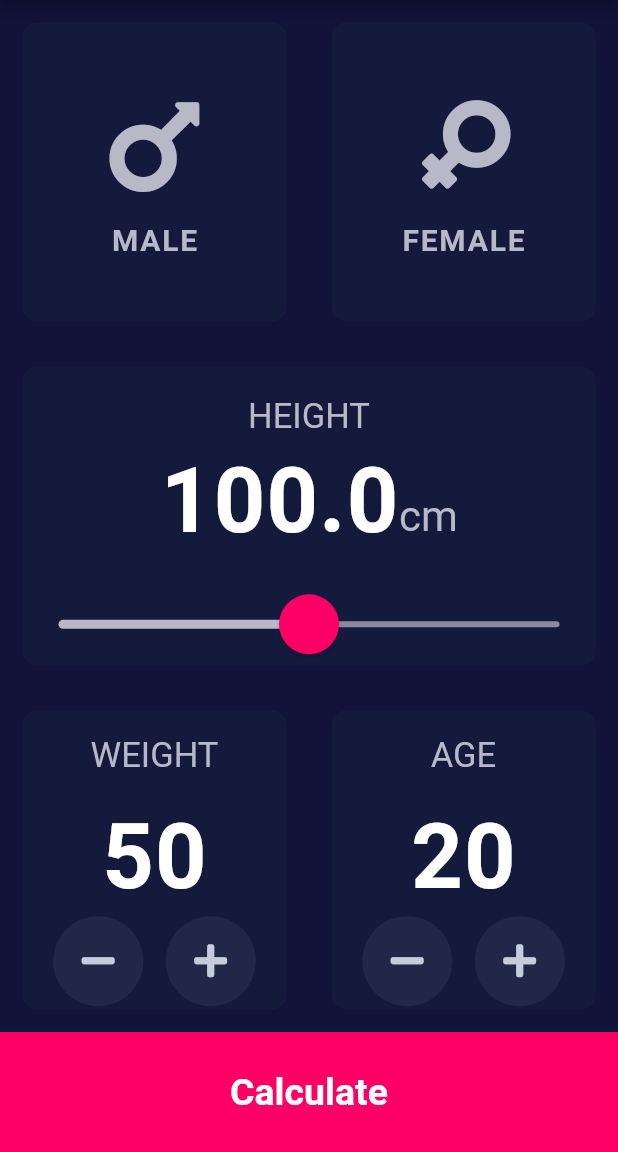
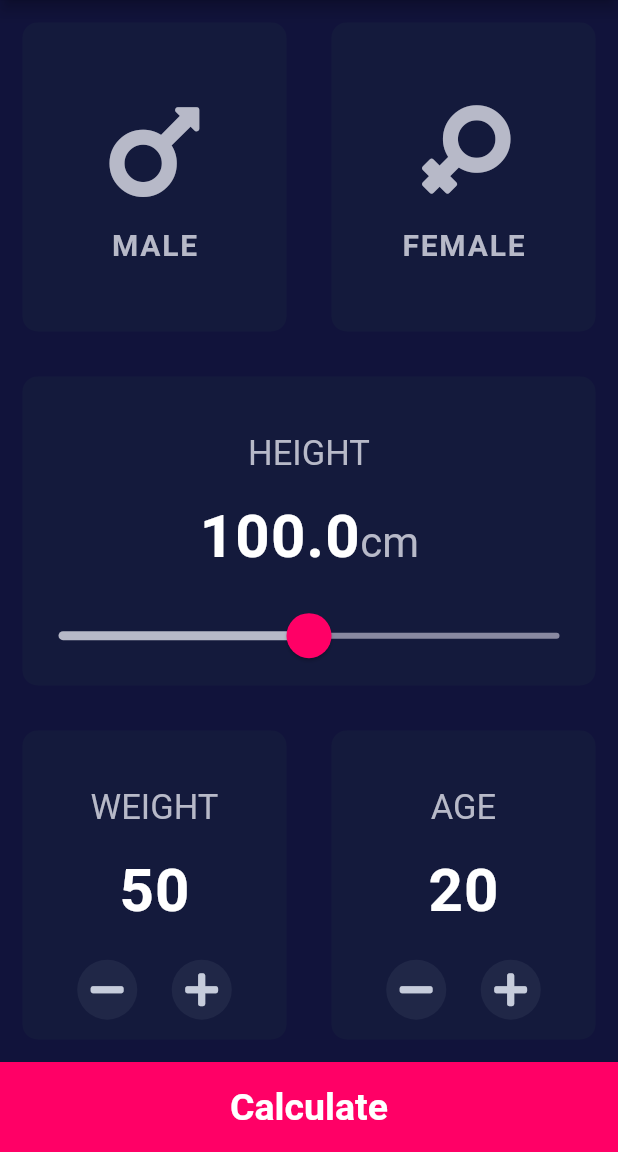
Before and after one commit to aliaaosama23/flutter_training_bmi_app, a Flutter app: the screen it shows after launch, on a phone screen of 412 x 824 dp, the part 84-1236 px from its top. Run offline on Flutter 3.47's test engine with Material 2 defaults, Android fonts, the phone set to English and light mode, and no system bars; our stand-ins replace font_awesome_flutter, rflutter_alert, shared_preferences; missing offline and left inert: dart:ffi.

Commit message:
this version for android only (measurements)

```diff
--- a/lib/Utilities/constants.dart
+++ b/lib/Utilities/constants.dart
@@ -13,7 +13,7 @@ const Color kGreenTextColor = Color(0xFF30EF88);
 const Color kSaveButton = Color(0xFF191a2e);
 const Color kFloatingButtonBackground = Color(0xFF202747);
 const Color kFloatingButtonForeground = Color(0xFFC6CCDB);
-const double kButtonHeight = 80;
+const double kButtonHeight = 60; //  80;
 const TextStyle kLabelTextStyle = TextStyle(
   color: kGrayTextColor,
   fontSize: 23,
@@ -25,12 +25,12 @@ const TextStyle kUnitTextStyle = TextStyle(
 
 const TextStyle kValueTextStyle = TextStyle(
   color: kWhiteTextColor,
-  fontSize: 60,
+  fontSize: 40, // 60,
   fontWeight: FontWeight.bold,
   letterSpacing: 0.8,
 );
 const TextStyle kTitleTextStyle = TextStyle(
-  fontSize: 40,
+  fontSize: 25, //40,
   color: kWhiteTextColor,
   fontWeight: FontWeight.bold,
 );
--- a/lib/custom_widgets/custom_card.dart
+++ b/lib/custom_widgets/custom_card.dart
@@ -34,9 +34,9 @@ class _CustomCardState extends State<CustomCard> {
           widget.label.toString(),
           style: kLabelTextStyle,
         ),
-        const SizedBox(
-          height: 10,
-        ),
+        // const SizedBox(
+        //   height: 10,
+        // ),
         Text(
           widget.value.toString(),
           style: kValueTextStyle,
--- a/lib/custom_widgets/custom_raw_button.dart
+++ b/lib/custom_widgets/custom_raw_button.dart
@@ -16,8 +16,8 @@ class CustomRawButton extends StatelessWidget {
   Widget build(BuildContext context) {
     return RawMaterialButton(
       constraints: const BoxConstraints(
-        minHeight: 60,
-        minWidth: 60,
+        minHeight: 40, //60,
+        minWidth: 40, // 60,
       ),
       shape: const CircleBorder(),
       elevation: 0.0,
--- a/lib/screens/input_page.dart
+++ b/lib/screens/input_page.dart
@@ -137,13 +137,13 @@ class _InputPageState extends State<InputPage> {
                     )
                   ],
                 ),
-                const SizedBox(
-                  height: 10,
-                ),
+                // const SizedBox(
+                //   height: 10,
+                // ),
                 SliderTheme(
                   data: const SliderThemeData(
                     thumbShape: RoundSliderThumbShape(
-                      enabledThumbRadius: 20,
+                      enabledThumbRadius: 15, //20,
                     ),
                   ),
                   child: Slider(
```
Also changed, not shown: 5 other files.
